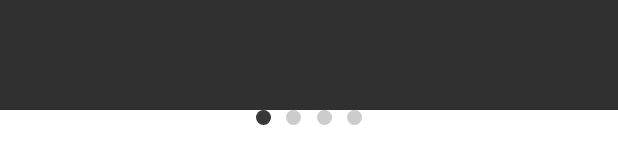
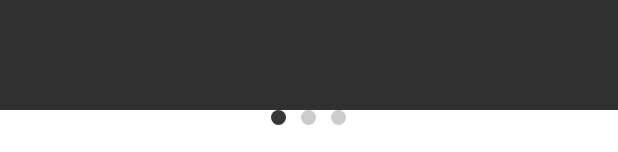
Before and after one commit to fujiyuu75/Sequent, an Android app: the layout view_tutorial_next_button.xml on its own in the app's theme, with its tools: preview values and no code run, on a phone screen of 412 x 824 dp. Shown: the part 1081-1233 px from the top of the screen. Run offline under Robolectric (Android 15) with nearby library versions, the phone set to English and light mode, and no system bars.

Commit message:
Modify viewpager

```diff
--- a/sample/src/main/java/com/fujiyuu75/sequent/sample/TutorialFragment1.java
+++ b/sample/src/main/java/com/fujiyuu75/sequent/sample/TutorialFragment1.java
@@ -27,6 +27,7 @@ public class TutorialFragment1 extends Fragment {
         super.onViewCreated(v, savedInstanceState);
 
         layout = (LinearLayout) v.findViewById(R.id.image_layout);
+        Sequent.origin(layout).anim(getActivity(), R.anim.overshoot).start();
     }
 
     @Override
--- a/sample/src/main/res/layout/view_tutorial_next_button.xml
+++ b/sample/src/main/res/layout/view_tutorial_next_button.xml
@@ -26,7 +26,7 @@
             android:id="@+id/navi2"
             android:layout_width="10dp"
             android:layout_height="10dp"
-            android:layout_marginRight="5dp"
+            android:layout_marginRight="10dp"
             android:layout_marginLeft="10dp"
             android:background="@drawable/tutorial_swipe_navi"
             android:orientation="horizontal"/>
@@ -35,15 +35,6 @@
             android:id="@+id/navi3"
             android:layout_width="10dp"
             android:layout_height="10dp"
-            android:layout_marginRight="10dp"
-            android:layout_marginLeft="5dp"
-            android:background="@drawable/tutorial_swipe_navi"
-            android:orientation="horizontal"/>
-
-        <LinearLayout
-            android:id="@+id/navi4"
-            android:layout_width="10dp"
-            android:layout_height="10dp"
             android:background="@drawable/tutorial_swipe_navi"
             android:orientation="horizontal"/>
     </LinearLayout>
```
Also changed, not shown: sample/src/main/java/com/fujiyuu75/sequent/sample/TutorialActivity.java (+0 -11 lines), sample/src/main/java/com/fujiyuu75/sequent/sample/TutorialViewPagerAdapter.java (+3 -5 lines).
